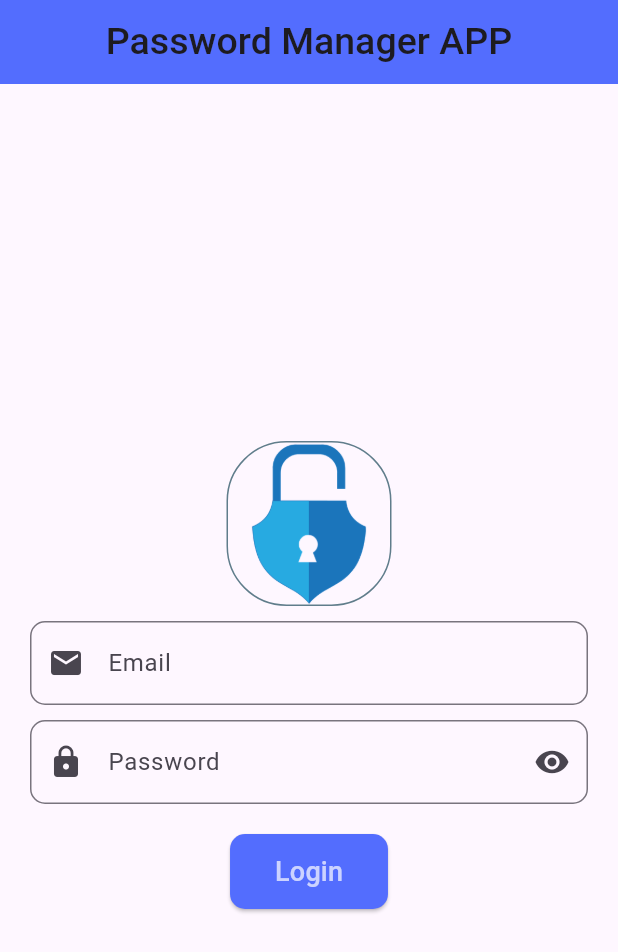
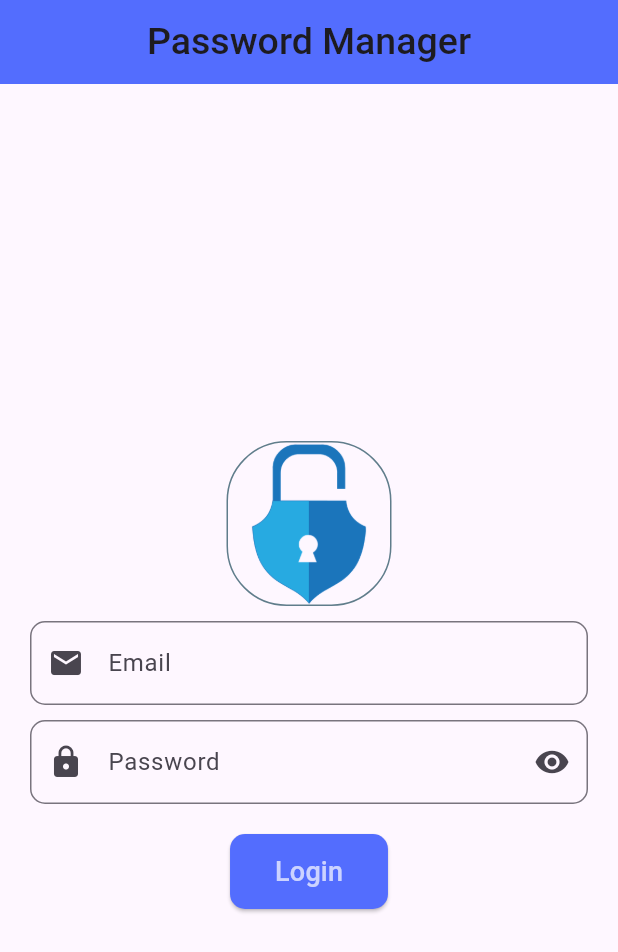
Before and after one commit to Saisandeepsangeetham/password_manager, a Flutter app: the screen it shows after launch, on a phone screen of 412 x 824 dp. Shown: the top 952 px of the screen. Run offline on Flutter 3.47's test engine with Material 3 defaults, Android fonts, the phone set to English and light mode, and no system bars.

Commit message:
update_title

```diff
--- a/lib/LoginPage.dart
+++ b/lib/LoginPage.dart
@@ -11,7 +11,7 @@ class LoginPage extends StatelessWidget {
       home: Scaffold(
         appBar: AppBar(
           title: const Text(
-            'Password Manager APP',
+            'Password Manager',
             style: TextStyle(
               fontSize: 25.0,
               fontWeight: FontWeight.w500
```
